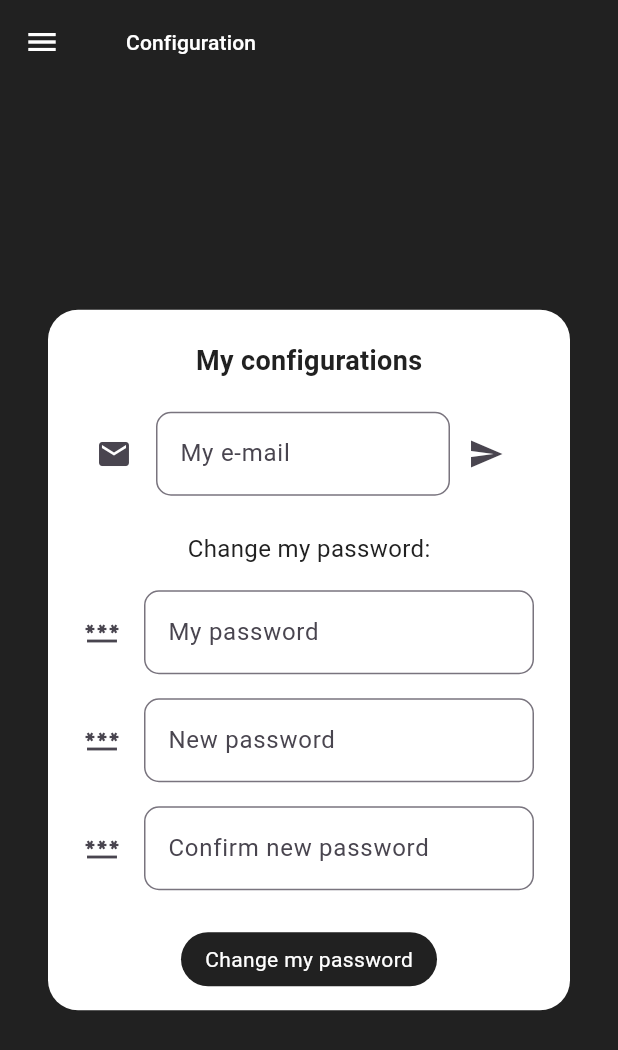
After one commit to JinMoriDann/SeeSeries, a Flutter app: the ConfPage screen opened by its route, on a phone screen of 412 x 824 dp. The commit adds this screen. Shown: the top 1050 px of the screen. Run offline on Flutter 3.47's test engine with Material 3 defaults, Android fonts, the phone set to English and light mode, and no system bars; network calls fail.

Commit message:
create a conf page and about serie selected page

```diff
--- a/lib/features/auth/login/pages/login_page.dart
+++ b/lib/features/auth/login/pages/login_page.dart
@@ -12,8 +12,9 @@ class LoginPage extends StatelessWidget {
         child: Column(
           mainAxisAlignment: MainAxisAlignment.start,
           children: [
+            SizedBox(height: 100),
+            SizedBox(height: 150, child: Image.asset('images/logo_white.png')),
             SizedBox(height: 50),
-            SizedBox(height: 300, child: Image.asset('images/logo_white.png')),
             Padding(
               padding: const EdgeInsets.only(left: 24, right: 24),
               child: LoginForm(),
--- /dev/null
+++ b/lib/features/conf/pages/conf_page.dart
@@ -0,0 +1,27 @@
+import 'package:flutter/material.dart';
+import 'package:seemovies/core/themes/app_colors.dart';
+import 'package:seemovies/features/conf/widgets/conf_form.dart';
+
+class ConfPage extends StatelessWidget {
+  const ConfPage({super.key});
+
+  @override
+  Widget build(BuildContext context) {
+    return Scaffold(
+      backgroundColor: AppColors().primary,
+      appBar: AppBar(
+        backgroundColor: AppColors().primary,
+        leading: Icon(Icons.menu, color: AppColors().white),
+        title: TextButton(
+          onPressed: () {
+            Navigator.pushNamed(context, '/home');
+          },
+          child: Text("Configuration", style: TextStyle(color: Colors.white)),
+        ),
+      ),
+      body: Center(
+        child: Padding(padding: const EdgeInsets.all(32), child: ConfForm()),
+      ),
+    );
+  }
+}
--- /dev/null
+++ b/lib/features/conf/widgets/conf_form.dart
@@ -0,0 +1,128 @@
+import 'package:flutter/material.dart';
+import 'package:seemovies/core/themes/app_colors.dart';
+
+class ConfForm extends StatelessWidget {
+  const ConfForm({super.key});
+
+  @override
+  Widget build(BuildContext context) {
+    return Container(
+      decoration: BoxDecoration(
+        borderRadius: BorderRadius.circular(20),
+        color: AppColors().white,
+      ),
+      child: Padding(
+        padding: const EdgeInsets.all(16),
+        child: Column(
+          mainAxisAlignment: MainAxisAlignment.center,
+          mainAxisSize: MainAxisSize.min,
+          children: [
+            Padding(
+              padding: const EdgeInsets.all(5),
+              child: Text(
+                "My configurations",
+                style: TextStyle(
+                  color: AppColors().primary,
+                  fontWeight: FontWeight.bold,
+                  fontSize: 18,
+                ),
+              ),
+            ),
+            Padding(
+              padding: const EdgeInsets.all(16),
+              child: Flexible(
+                child: Row(
+                  children: [
+                    Expanded(
+                      child: TextField(
+                        decoration: InputDecoration(
+                          border: OutlineInputBorder(
+                            borderRadius: BorderRadius.circular(10),
+                          ),
+                          icon: Icon(Icons.email),
+                          label: Text('My e-mail'),
+                        ),
+                      ),
+                    ),
+                    IconButton(onPressed: () {}, icon: Icon(Icons.send)),
+                  ],
+                ),
+              ),
+            ),
+            Padding(
+              padding: const EdgeInsets.all(8.0),
+              child: Text(
+                'Change my password:',
+                style: TextStyle(color: AppColors().primary, fontSize: 16),
+              ),
+            ),
+            Padding(
+              padding: const EdgeInsets.all(8),
+              child: Flexible(
+                child: TextField(
+                  decoration: InputDecoration(
+                    border: OutlineInputBorder(
+                      borderRadius: BorderRadius.circular(10),
+                    ),
+                    icon: Icon(Icons.password),
+                    label: Text('My password'),
+                  ),
+                ),
+              ),
+            ),
+            Padding(
+              padding: const EdgeInsets.all(8),
+              child: Flexible(
+                child: TextField(
+                  decoration: InputDecoration(
+                    border: OutlineInputBorder(
+                      borderRadius: BorderRadius.circular(10),
+                    ),
+                    icon: Icon(Icons.password),
+                    label: Text('New password'),
+                  ),
+                ),
+              ),
+            ),
+            Padding(
+              padding: const EdgeInsets.all(8),
+              child: Flexible(
+                child: TextField(
+                  decoration: InputDecoration(
+                    border: OutlineInputBorder(
+                      borderRadius: BorderRadius.circular(10),
+                    ),
+                    icon: Icon(Icons.password),
+                    label: Text('Confirm new password'),
+                  ),
+                ),
+              ),
+            ),
+            SizedBox(height: 20),
+            GestureDetector(
+              onTap: () {},
+              child: Container(
+                decoration: BoxDecoration(
+                  color: AppColors().primary,
+                  borderRadius: BorderRadius.circular(20),
+                ),
+                child: Padding(
+                  padding: const EdgeInsets.only(
+                    left: 16,
+                    right: 16,
+                    bottom: 8,
+                    top: 8,
+                  ),
+                  child: Text(
+                    'Change my password',
+                    style: TextStyle(color: AppColors().white),
+                  ),
+                ),
+              ),
+            ),
+          ],
+        ),
+      ),
+    );
+  }
+}
--- a/lib/features/home/services/movies_fetch_service.dart
+++ b/lib/features/home/services/movies_fetch_service.dart
@@ -6,7 +6,7 @@ import 'package:seemovies/features/home/models/movie_model.dart';
 class MoviesFetchService {
   static const String baseUrl = 'https://api.tvmaze.com';
 
-  Future<List<MovieModel>> fecthMovies() async {
+  Future<List<SerieModel>> fecthMovies() async {
     final response = await http.get(
       Uri.parse("$baseUrl/shows"),
       headers: {'Accept': 'application/json'},
@@ -14,7 +14,7 @@ class MoviesFetchService {
     if (response.statusCode == 200) {
       final List data = jsonDecode(response.body);
 
-      return data.map((e) => MovieModel.fromJson(e)).toList();
+      return data.map((e) => SerieModel.fromJson(e)).toList();
     } else {
       throw Exception('Failed to load movies');
     }
--- a/lib/features/home/widgets/banner_section.dart
+++ b/lib/features/home/widgets/banner_section.dart
@@ -3,7 +3,7 @@ import 'package:seemovies/core/themes/app_colors.dart';
 import 'package:seemovies/features/home/models/movie_model.dart';
 
 class BannerSectionn extends StatefulWidget {
-  final MovieModel recomedation;
+  final SerieModel recomedation;
   const BannerSectionn({super.key, required this.recomedation});
 
   @override
--- a/lib/main.dart
+++ b/lib/main.dart
@@ -1,5 +1,6 @@
 import 'package:flutter/material.dart';
 import 'package:seemovies/features/auth/register/pages/register_page.dart';
+import 'package:seemovies/features/conf/pages/conf_page.dart';
 import 'package:seemovies/features/home/pages/home_page.dart';
 import 'package:seemovies/features/auth/login/pages/login_page.dart';
 
@@ -18,6 +19,7 @@ class SeeMovieApp extends StatelessWidget {
         '/': (context) => LoginPage(),
         '/register': (context) => RegisterPage(),
         '/home': (context) => HomePage(),
+        '/conf': (context) => ConfPage()
       },
     );
   }
```
Also changed, not shown: lib/features/about_serie/pages/about_serie_page.dart (added, +49 -0 lines), lib/features/home/models/movie_model.dart (+4 -4 lines), lib/features/home/pages/home_page.dart (+7 -5 lines), lib/features/home/widgets/scroll_row_sugestions.dart (+17 -4 lines), pubspec.lock.
